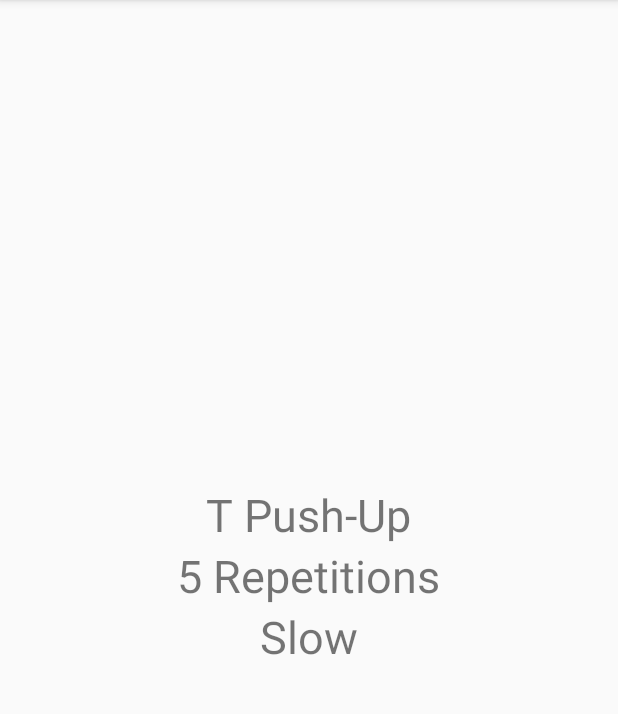
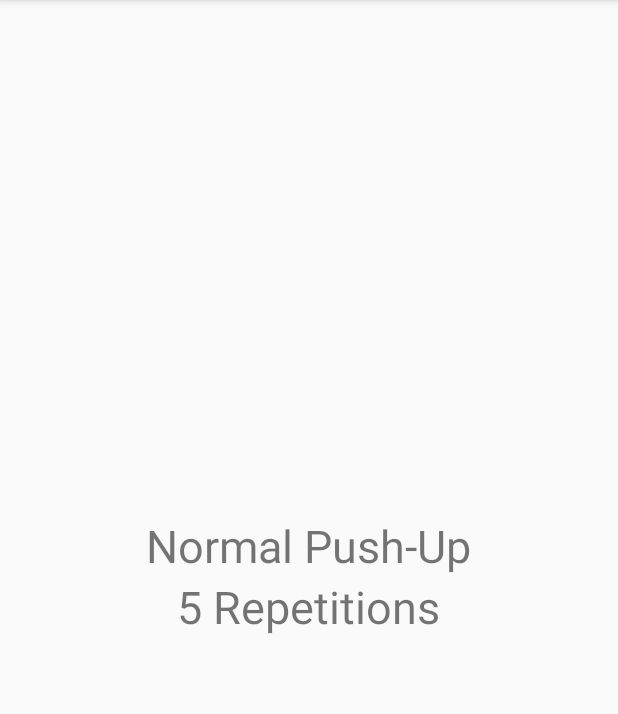
Before and after one commit to sebluy/workout-android, an Android app: the screen it shows after launch (ExercisePagerActivity), after a tap on "Calisthenic Workout", on a phone screen of 412 x 824 dp, the part 84-798 px from its top. Run offline under Robolectric (Android 15) with nearby library versions, the phone set to English and light mode, and no system bars.

Commit message:
Add custom workout building to calisthenic workout

```diff
--- a/app/src/main/java/com/wonderguerrilla/android/workout/CalisthenicExercise.java
+++ b/app/src/main/java/com/wonderguerrilla/android/workout/CalisthenicExercise.java
@@ -10,69 +10,12 @@ import java.util.Random;
  */
 public class CalisthenicExercise implements Exercise {
 
-    private static final String[] CHEST_EXERCISES = {
-            "Normal Push-Up",
-            "Knuckle Push-Up",
-            "Fingertip Push-Up",
-            "Wide Grip Push-Up",
-            "Diamond Push-Up",
-            "T Push-Up",
-            "Pike Push-Up",
-            "Dive Bomber Push-Up",
-    } ;
-
-    private static final String[] BACK_EXERCISES = {
-            "Normal Grid Pull-Up",
-            "Narrow Grip Pull-Up",
-            "Wide Grip Pull-Up",
-            "Parallel Pull-Up",
-            "Commando Pull-Up Right",
-            "Commando Pull-Up Left"
-    } ;
-
-    private static final String[] ABDOMINAL_EXERCISES = {
-            "Normal Crunch",
-            "Reverse Crunch",
-            "Double Crunch",
-            "Bicycle Crunch",
-            "Wiper",
-            "Flutter Kick"
-    } ;
-
-    private static final String[] SQUAT_EXERCISES = {
-            "Squat",
-            "Vertical Jump",
-            "Forward Jump",
-            "Horizontal Jump"
-    } ;
-
-    private static final String[] LUNGE_EXERCISES = {
-            "Forward Lunge",
-            "Backward Lunge"
-    } ;
-
-    public static final String[][] CALISTHENIC_EXERCISES = {
-            CHEST_EXERCISES,
-            BACK_EXERCISES,
-            ABDOMINAL_EXERCISES,
-            SQUAT_EXERCISES,
-            LUNGE_EXERCISES
-    } ;
-
-    static String randomExerciseName(int type) {
-        Random generator = new Random() ;
-        int exercise = generator.nextInt(CALISTHENIC_EXERCISES[type].length) ;
-        return CALISTHENIC_EXERCISES[type][exercise] ;
-    }
-
     private String mName ;
     int mRepetitions ;
-    String mSpeed ; /* perhaps use enum for speed */
 
-    public CalisthenicExercise(String name, int repetitions, String speed) {
+    public CalisthenicExercise(String name, int repetitions) {
         mName = name ;
         mRepetitions = repetitions ;
-        mSpeed = speed ;
     }
 
     @Override
@@ -84,12 +27,10 @@ public class CalisthenicExercise implements Exercise {
     public void fillLayout(View v) {
 
         TextView name = (TextView)v.findViewById(R.id.calisthenic_exercise_name) ;
-        TextView reps = (TextView)v.findViewById(R.id.calisthenic_exercise_repetitions) ;
-        TextView speed = (TextView)v.findViewById(R.id.calisthenic_exercise_speed) ;
+        TextView repetitions = (TextView)v.findViewById(R.id.calisthenic_exercise_repetitions) ;
 
         name.setText(mName) ;
-        reps.setText(mRepetitions + " Repetitions") ;
-        speed.setText(mSpeed) ;
+        repetitions.setText(mRepetitions + " Repetitions") ;
 
     }
 }
--- a/app/src/main/java/com/wonderguerrilla/android/workout/CalisthenicWorkout.java
+++ b/app/src/main/java/com/wonderguerrilla/android/workout/CalisthenicWorkout.java
@@ -1,21 +1,34 @@
 package com.wonderguerrilla.android.workout;
+
+import java.lang.reflect.Method;
 
 /**
  * Created by sebluy on 12/25/14.
  */
 public class CalisthenicWorkout extends Workout {
 
+    private static final int NUMBER_OF_SETS = 6 ;
+    private static final int NUMBER_OF_EXERCISE_TYPES = 5 ;
+    private static final int NUMBER_OF_EXERCISES = NUMBER_OF_EXERCISE_TYPES * NUMBER_OF_SETS ;
+
     public static CalisthenicWorkout generate() {
-        int sets = 6 ;
-        int numberOfExercises = 5 ;
-        Exercise[] exercises = new Exercise[sets * numberOfExercises] ;
-        for (int i = 0 ; i < sets ; i++) {
-            for (int j = 0 ; j < numberOfExercises ; j++) {
-                String exerciseName = CalisthenicExercise.randomExerciseName(j) ;
-                int index = (i * numberOfExercises) + j ;
-                exercises[index] = new CalisthenicExercise(exerciseName, 5, "Slow") ;
-            }
+        Exercise[] exercises = new Exercise[NUMBER_OF_EXERCISES] ;
+
+        Exercise[] pushUpExercises = new PushUpWorkoutBuilder().generateUniqueSets(NUMBER_OF_SETS) ;
+        Exercise[] pullUpExercises = new PullUpWorkoutBuilder().generateUniqueSets(NUMBER_OF_SETS) ;
+        Exercise[] coreExercises = new DynamicCoreWorkoutBuilder().generateUniqueSets(NUMBER_OF_SETS) ;
+        Exercise[] squatExercises = new SquatWorkoutBuilder().generateUniqueSets(NUMBER_OF_SETS) ;
+        Exercise[] lungeExercises = new LungeWorkoutBuilder().generateUniqueSets(NUMBER_OF_SETS) ;
+
+        for (int i = 0 ; i < NUMBER_OF_SETS ; i++) {
+            int exerciseIndex = NUMBER_OF_EXERCISE_TYPES * i ;
+            exercises[exerciseIndex++] = pushUpExercises[i] ;
+            exercises[exerciseIndex++] = squatExercises[i] ;
+            exercises[exerciseIndex++] = coreExercises[i] ;
+            exercises[exerciseIndex++] = pullUpExercises[i] ;
+            exercises[exerciseIndex] = lungeExercises[i] ;
         }
+
         return new CalisthenicWorkout(exercises) ;
     }
 
--- /dev/null
+++ b/app/src/main/java/com/wonderguerrilla/android/workout/CalisthenicWorkoutBuilder.java
@@ -0,0 +1,25 @@
+package com.wonderguerrilla.android.workout;
+
+/**
+ * Created by sebluy on 12/25/14.
+ */
+public abstract class CalisthenicWorkoutBuilder {
+
+    protected abstract String[] getVariations() ;
+    protected abstract CalisthenicExercise newInstance(String name) ;
+
+    public CalisthenicExercise[] generateUniqueSets(int numberOfSets) {
+
+        CalisthenicExercise[] exercises = new CalisthenicExercise[numberOfSets] ;
+
+        for (int i = 0 ; i < numberOfSets ; i++) {
+
+            String[] variations = getVariations() ;
+            String name = variations[i % variations.length] ;
+            exercises[i] = newInstance(name) ;
+        }
+
+        return exercises ;
+    }
+
+}
--- /dev/null
+++ b/app/src/main/java/com/wonderguerrilla/android/workout/DynamicCoreExercise.java
@@ -0,0 +1,23 @@
+package com.wonderguerrilla.android.workout;
+
+/**
+ * Created by sebluy on 12/22/14.
+ */
+public class DynamicCoreExercise extends CalisthenicExercise {
+
+    protected static final String[] VARIATIONS = {
+            "Normal Crunch",
+            "Reverse Crunch",
+            "Double Crunch",
+            "Bicycle Crunch",
+            "Wiper",
+            "Flutter Kick"
+    } ;
+
+    private static final int REPETITIONS = 10 ;
+
+    public DynamicCoreExercise(String name) {
+        super(name, REPETITIONS) ;
+    }
+
+}
--- /dev/null
+++ b/app/src/main/java/com/wonderguerrilla/android/workout/DynamicCoreWorkoutBuilder.java
@@ -0,0 +1,16 @@
+package com.wonderguerrilla.android.workout;
+
+/**
+ * Created by sebluy on 12/25/14.
+ */
+public class DynamicCoreWorkoutBuilder extends CalisthenicWorkoutBuilder{
+
+    protected String[] getVariations() {
+        return DynamicCoreExercise.VARIATIONS ;
+    }
+
+    protected CalisthenicExercise newInstance(String name) {
+        return new DynamicCoreExercise(name) ;
+    }
+
+}
--- a/app/src/main/java/com/wonderguerrilla/android/workout/ExerciseFragment.java
+++ b/app/src/main/java/com/wonderguerrilla/android/workout/ExerciseFragment.java
@@ -13,7 +13,7 @@ import android.widget.TextView;
 public class ExerciseFragment extends Fragment {
 
     public static final String EXTRA_WORKOUT_ID =
-        "com.wonderguerrilla.android.workout.workout_id" ;
+            "com.wonderguerrilla.android.workout.workout_id" ;
 
     public static final String EXTRA_EXERCISE_NUMBER =
             "com.wonderguerrilla.android.workout.exercise_number" ;
--- /dev/null
+++ b/app/src/main/java/com/wonderguerrilla/android/workout/LungeExercise.java
@@ -0,0 +1,19 @@
+package com.wonderguerrilla.android.workout;
+
+/**
+ * Created by sebluy on 12/22/14.
+ */
+public class LungeExercise extends CalisthenicExercise {
+
+    public static final String[] VARIATIONS = {
+            "Forward Lunge",
+            "Backward Lunge"
+    } ;
+
+    private static final int REPETITIONS = 10 ;
+
+    public LungeExercise(String name) {
+        super(name, REPETITIONS) ;
+    }
+
+}
--- /dev/null
+++ b/app/src/main/java/com/wonderguerrilla/android/workout/LungeWorkoutBuilder.java
@@ -0,0 +1,16 @@
+package com.wonderguerrilla.android.workout;
+
+/**
+ * Created by sebluy on 12/25/14.
+ */
+public class LungeWorkoutBuilder extends CalisthenicWorkoutBuilder{
+
+    protected String[] getVariations() {
+        return LungeExercise.VARIATIONS ;
+    }
+
+    protected CalisthenicExercise newInstance(String name) {
+        return new LungeExercise(name) ;
+    }
+
+}
--- a/app/src/main/java/com/wonderguerrilla/android/workout/MultiSetWorkout.java
+++ b/app/src/main/java/com/wonderguerrilla/android/workout/MultiSetWorkout.java
@@ -4,28 +4,16 @@ package com.wonderguerrilla.android.workout;
  */
 public class MultiSetWorkout extends Workout {
 
-    private static final CalisthenicExercise[] CALISTHENIC_EXERCISES = {
-            new CalisthenicExercise("Pushup", 5, "Slow"),
-            new CalisthenicExercise("Squat", 10, "Slow"),
-            new CalisthenicExercise("Crunch", 20, "Slow"),
-            new CalisthenicExercise("Pullup", 3, "Slow"),
-            new CalisthenicExercise("Lunge", 10, "Slow"),
-    } ;
-
-    private static final CoreExercise[] CORE_EXERCISES = {
-            new CoreExercise("Bridge", 30),
-            new CoreExercise("Plank", 30),
-            new CoreExercise("Side Plank", 30),
-            new CoreExercise("Bird Dog", 30),
-            new CoreExercise("Superman", 30),
-            new CoreExercise("Leg Lever", 30)
+    private static final StaticCoreExercise[] CORE_EXERCISES = {
+            new StaticCoreExercise("Bridge", 30),
+            new StaticCoreExercise("Plank", 30),
+            new StaticCoreExercise("Side Plank", 30),
+            new StaticCoreExercise("Bird Dog", 30),
+            new StaticCoreExercise("Superman", 30),
+            new StaticCoreExercise("Leg Lever", 30)
     } ;
 
     private int mMaxSets ;
-
-    public static MultiSetWorkout newCalisthenicWorkout() {
-        return new MultiSetWorkout("Calisthenic Workout", CALISTHENIC_EXERCISES, 6) ;
-    }
 
     public static MultiSetWorkout newCoreWorkout() {
         return new MultiSetWorkout("Core Workout", CORE_EXERCISES, 2) ;
--- /dev/null
+++ b/app/src/main/java/com/wonderguerrilla/android/workout/PullUpExercise.java
@@ -0,0 +1,23 @@
+package com.wonderguerrilla.android.workout;
+
+/**
+ * Created by sebluy on 12/22/14.
+ */
+public class PullUpExercise extends CalisthenicExercise {
+
+    public static final String[] VARIATIONS = {
+            "Normal Pull-Up",
+            "Narrow Pull-Up",
+            "Wide Pull-Up",
+            "Parallel Pull-Up",
+            "Normal Chin-Up",
+            "Narrow Chin-Up"
+    } ;
+
+    private static final int REPETITIONS = 3 ;
+
+    public PullUpExercise(String name) {
+        super(name, REPETITIONS) ;
+    }
+
+}
--- /dev/null
+++ b/app/src/main/java/com/wonderguerrilla/android/workout/PullUpWorkoutBuilder.java
@@ -0,0 +1,16 @@
+package com.wonderguerrilla.android.workout;
+
+/**
+ * Created by sebluy on 12/25/14.
+ */
+public class PullUpWorkoutBuilder extends CalisthenicWorkoutBuilder{
+
+    protected String[] getVariations() {
+        return PullUpExercise.VARIATIONS ;
+    }
+
+    protected CalisthenicExercise newInstance(String name) {
+        return new PullUpExercise(name) ;
+    }
+
+}
--- /dev/null
+++ b/app/src/main/java/com/wonderguerrilla/android/workout/PushUpExercise.java
@@ -0,0 +1,30 @@
+package com.wonderguerrilla.android.workout;
+
+import android.view.View;
+import android.widget.TextView;
+
+import java.util.Random;
+
+/**
+ * Created by sebluy on 12/22/14.
+ */
+public class PushUpExercise extends CalisthenicExercise {
+
+    public static final String[] VARIATIONS = {
+            "Normal Push-Up",
+            "Knuckle Push-Up",
+            "Fingertip Push-Up",
+            "Wide Push-Up",
+            "Diamond Push-Up",
+            "T Push-Up",
+            "Pike Push-Up",
+            "Dive Bomber Push-Up",
+    } ;
+
+    private static final int REPETITIONS = 5 ;
+
+    public PushUpExercise(String name) {
+        super(name, REPETITIONS) ;
+    }
+
+}
--- /dev/null
+++ b/app/src/main/java/com/wonderguerrilla/android/workout/PushUpWorkoutBuilder.java
@@ -0,0 +1,16 @@
+package com.wonderguerrilla.android.workout;
+
+/**
+ * Created by sebluy on 12/25/14.
+ */
+public class PushUpWorkoutBuilder extends CalisthenicWorkoutBuilder{
+
+    protected String[] getVariations() {
+        return PushUpExercise.VARIATIONS ;
+    }
+
+    protected CalisthenicExercise newInstance(String name) {
+        return new PushUpExercise(name) ;
+    }
+
+}
--- /dev/null
+++ b/app/src/main/java/com/wonderguerrilla/android/workout/SquatExercise.java
@@ -0,0 +1,21 @@
+package com.wonderguerrilla.android.workout;
+
+/**
+ * Created by sebluy on 12/22/14.
+ */
+public class SquatExercise extends CalisthenicExercise {
+
+    public static final String[] VARIATIONS = {
+            "Squat",
+            "Vertical Jump",
+            "Forward Jump",
+            "Lateral Jump"
+    } ;
+
+    private static final int REPETITIONS = 10 ;
+
+    public SquatExercise(String name) {
+        super(name, REPETITIONS) ;
+    }
+
+}
--- /dev/null
+++ b/app/src/main/java/com/wonderguerrilla/android/workout/SquatWorkoutBuilder.java
@@ -0,0 +1,16 @@
+package com.wonderguerrilla.android.workout;
+
+/**
+ * Created by sebluy on 12/25/14.
+ */
+public class SquatWorkoutBuilder extends CalisthenicWorkoutBuilder{
+
+    protected String[] getVariations() {
+        return SquatExercise.VARIATIONS ;
+    }
+
+    protected CalisthenicExercise newInstance(String name) {
+        return new SquatExercise(name) ;
+    }
+
+}
--- a/app/src/main/java/com/wonderguerrilla/android/workout/CoreExercise.java
+++ b/app/src/main/java/com/wonderguerrilla/android/workout/StaticCoreExercise.java
@@ -7,12 +7,12 @@ import android.widget.TextView;
  * Created by sebluy on 12/25/14.
  */
 
-public class CoreExercise implements Exercise {
+public class StaticCoreExercise implements Exercise {
 
     private String mName ;
     int mDuration ;
 
-    public CoreExercise(String name, int duration) {
+    public StaticCoreExercise(String name, int duration) {
         mName = name ;
         mDuration = duration ;
     }
--- a/app/src/main/res/layout/fragment_calisthenic_exercise.xml
+++ b/app/src/main/res/layout/fragment_calisthenic_exercise.xml
@@ -19,11 +19,4 @@
         android:layout_width="wrap_content"
         android:layout_height="wrap_content"/>
 
-   <TextView
-        android:id="@+id/calisthenic_exercise_speed"
-        android:textSize="30dp"
-        android:gravity="center"
-        android:layout_width="wrap_content"
-        android:layout_height="wrap_content"/>
-
 </LinearLayout>
```
